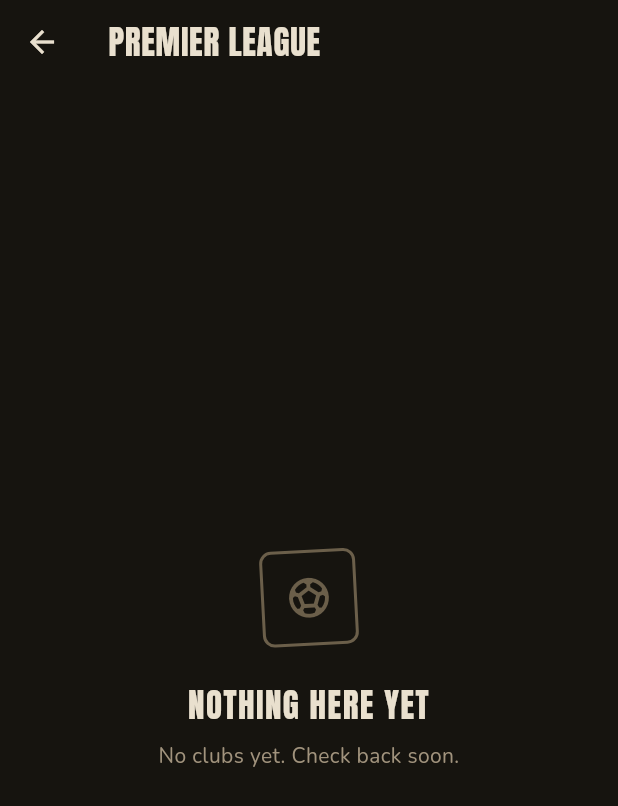
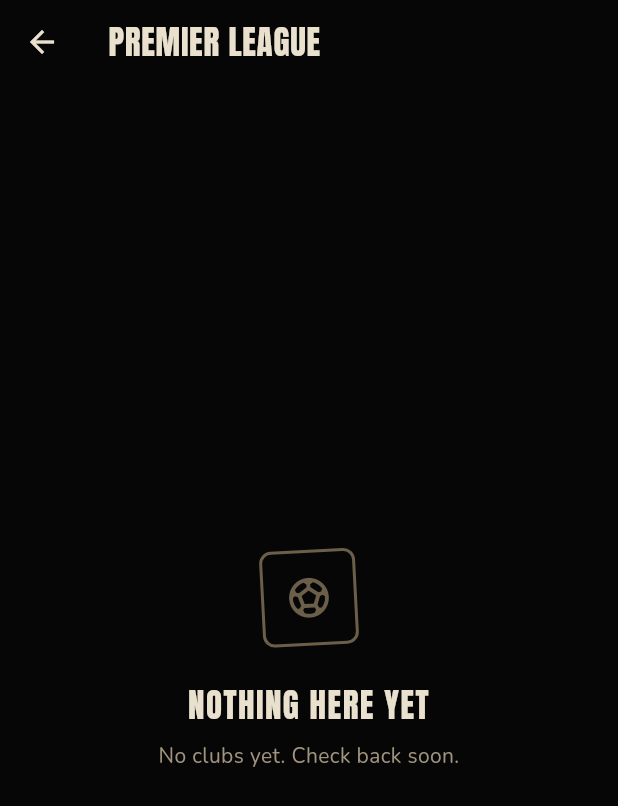
Before and after one commit to andrewbolaji/Chants, a Flutter app: the screen it shows once a user with an empty profile is signed in, after a tap on "PREMIER LEAGUE", on a phone screen of 412 x 824 dp. Shown: the top 806 px of the screen. Run offline on Flutter 3.47's test engine with Material 3 defaults, Android fonts, the phone set to English and light mode, and no system bars; our stand-ins replace cloud_firestore, cloud_functions, firebase_auth, firebase_core, firebase_crashlytics, flutter_riverpod; missing offline and left inert: firebase_app_check; accounts and stored records are empty; generated files the repository leaves out were written again.

Commit message:
Retune palette from warm-brown to Ink and Gold: neutral charcoal surfaces, deeper base, punchier gold
Visual-only token change, no logic or schema. Surfaces moved from warm-brown
(#16140F/#1E1A14/#231B11) to neutral charcoal (#060606/#161616/#1C1C1C). Gold
accent brightened #F2AE2E -> #FFC02E. Outline neutralized to #2B2B28. Subtle
gold print-echo shadow added to card titles. Search box reduced to ~78% footprint.
All screens cascade from tokens, zero hardcoded hex in presentation layer.

Co-Authored-By: Claude Opus 4.6 (1M context) <noreply@anthropic.com>

```diff
--- a/lib/app/colors.dart
+++ b/lib/app/colors.dart
@@ -1,14 +1,14 @@
 import 'package:flutter/material.dart';
 
-/// Chants color tokens v2: Fanzine direction.
-/// Warm charcoal base, softened text range, gold accent.
+/// Chants color tokens v3: Ink and Gold direction.
+/// Neutral deep-charcoal surfaces, near-black base, gold accent.
 /// No raw hex literals in widgets.
 @immutable
 class AppColors extends ThemeExtension<AppColors> {
-  // Core palette: warm floodlit night (unchanged)
-  static const background = Color(0xFF16140F);
-  static const surface = Color(0xFF1E1A14);
-  static const surfaceRaised = Color(0xFF231B11);
+  // Core palette: ink-dark neutral base
+  static const background = Color(0xFF060606);
+  static const surface = Color(0xFF161616);
+  static const surfaceRaised = Color(0xFF1C1C1C);
 
   // Text hierarchy: softened off pure white for comfort
   static const textHeadline = Color(0xFFE9E0CE); // titles, headlines
@@ -19,25 +19,25 @@ class AppColors extends ThemeExtension<AppColors> {
   // Legacy alias so existing code compiles during migration
   static const textPrimary = textHeadline;
 
-  // The single accent: trophy gold.
-  static const gold = Color(0xFFF2AE2E);
-  static const goldBright = Color(0xFFFFC94D);
-  static const goldOnDark = Color(0xFF16140F);
+  // The single accent: trophy gold (Ink and Gold, punchier).
+  static const gold = Color(0xFFFFC02E);
+  static const goldBright = Color(0xFFFFD04D);
+  static const goldOnDark = Color(0xFF060606);
 
   // Gold foil gradient for the verified sticker
-  static const goldFoilStart = Color(0xFFF2AE2E);
-  static const goldFoilEnd = Color(0xFFFFC94D);
+  static const goldFoilStart = Color(0xFFFFC02E);
+  static const goldFoilEnd = Color(0xFFFFD04D);
 
   // Semantic
   static const error = Color(0xFFEF6461);
   static const success = Color(0xFF66BB6A);
 
   // Structural
-  static const divider = Color(0x14FFFFFF); // warm white ~8%
-  static const outline = Color(0xFF3A3020);
+  static const divider = Color(0x14FFFFFF); // neutral white ~8%
+  static const outline = Color(0xFF2B2B28);
 
   // Floodlight glow (detail hero)
-  static const glowGold = Color(0x0FF2AE2E); // gold at ~6%
+  static const glowGold = Color(0x0FFFC02E); // gold at ~6%
 
   // Instance fields for ThemeExtension
   final Color accentColor;
--- a/lib/app/spacing.dart
+++ b/lib/app/spacing.dart
@@ -3,6 +3,7 @@
 abstract final class Spacing {
   static const double xs = 4;
   static const double sm = 8;
+  static const double smMd = 10;
   static const double md = 12;
   static const double lg = 16;
   static const double xl = 24;
--- a/lib/presentation/home/home_screen.dart
+++ b/lib/presentation/home/home_screen.dart
@@ -97,20 +97,34 @@ class _HomeScreenState extends ConsumerState<HomeScreen> {
       ),
       body: ListView(
         children: [
-          // Search bar
+          // Search bar (compact, ~78% of original footprint)
           Padding(
             padding: const EdgeInsets.symmetric(
               horizontal: Spacing.lg,
-              vertical: Spacing.sm,
+              vertical: Spacing.xs,
             ),
             child: TextField(
               controller: _searchController,
+              style: const TextStyle(fontSize: 12),
               decoration: InputDecoration(
                 hintText: 'Search chants...',
-                prefixIcon: const Icon(Icons.search, size: 20),
+                hintStyle: const TextStyle(
+                  fontFamily: 'Nunito',
+                  color: AppColors.textFaint,
+                  fontSize: 12,
+                ),
+                contentPadding: const EdgeInsets.symmetric(
+                  horizontal: Spacing.md,
+                  vertical: Spacing.smMd,
+                ),
+                prefixIcon: const Icon(Icons.search, size: 16),
+                prefixIconConstraints: const BoxConstraints(
+                  minWidth: 36,
+                  minHeight: 36,
+                ),
                 suffixIcon: _query.isNotEmpty
                     ? IconButton(
-                        icon: const Icon(Icons.close, size: 20),
+                        icon: const Icon(Icons.close, size: 16),
                         onPressed: () {
                           _searchController.clear();
                           setState(() => _query = '');
--- a/lib/presentation/shared/chant_card.dart
+++ b/lib/presentation/shared/chant_card.dart
@@ -70,10 +70,18 @@ class ChantCard extends StatelessWidget {
               ),
               const SizedBox(height: Spacing.xs),
 
-              // Title: Anton, smaller than screen titles
+              // Title: Anton, smaller than screen titles, subtle gold echo
               Text(
                 chant.title.toUpperCase(),
-                style: textTheme.titleMedium,
+                style: textTheme.titleMedium?.copyWith(
+                  shadows: [
+                    Shadow(
+                      color: AppColors.gold.withValues(alpha: 0.30),
+                      offset: const Offset(1, 1),
+                      blurRadius: 0,
+                    ),
+                  ],
+                ),
                 maxLines: 2,
                 overflow: TextOverflow.ellipsis,
               ),
```
Also changed, not shown: 1 other file.
